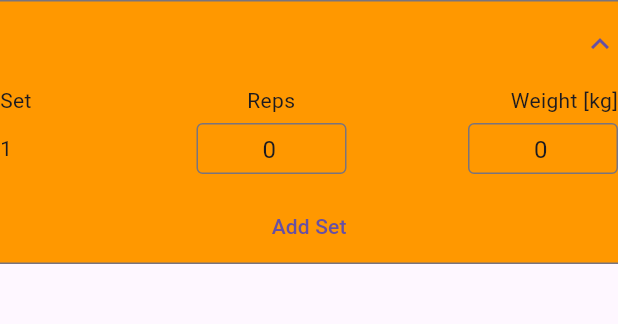
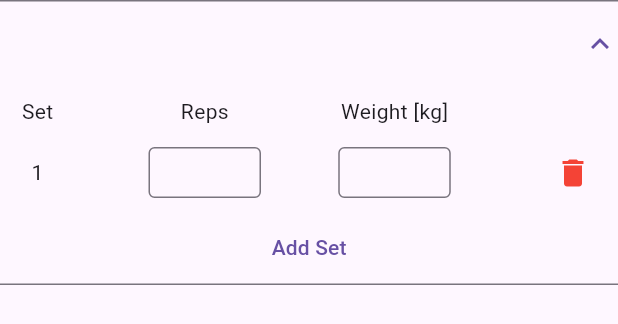
Before and after one commit to programmer2012/javelin_workout_tracker, a Flutter app: the ExerciseWidget widget shown alone on an empty page, opened directly with empty values, after a tap on the "expand more" icon, after a tap on "Add Set", on a phone screen of 412 x 824 dp. Shown: the top 324 px of the screen. Run offline on Flutter 3.47's test engine with Material 3 defaults, Android fonts, the phone set to English and light mode, and no system bars; our stand-ins replace cloud_firestore, curved_navigation_bar, firebase_auth, firebase_core, firebase_storage, fl_chart and 3 more; accounts and stored records are empty; network calls fail.

Commit message:
commit for the weekend 2

```diff
--- a/lib/components/exercise_widget.dart
+++ b/lib/components/exercise_widget.dart
@@ -3,7 +3,12 @@ import 'package:javelin_workout_tracker/components/new_set_widget.dart';
 
 class ExerciseWidget extends StatefulWidget {
   final String name;
-  const ExerciseWidget({super.key, required this.name});
+  final Function deleteExercise;
+  const ExerciseWidget({
+    super.key,
+    required this.name,
+    required this.deleteExercise,
+  });
 
   @override
   State<ExerciseWidget> createState() => _ExerciseWidgetState();
@@ -17,29 +22,74 @@ class _ExerciseWidgetState extends State<ExerciseWidget> {
   List<String> reps = [];
 
   addSet() {
-    setWidgetList.add(new NewSetWidget(
-        length: setWidgetList.length,
-        weightBevor: weight.isNotEmpty ? weight[-1] : '0',
-        repsBevor: reps.isNotEmpty ? reps[-1] : '0'));
+    getWeightAndSets();
     setState(() {});
-    getWeightAndSets();
+    setWidgetList.add(
+      NewSetWidget(
+        index: setWidgetList.length,
+        // weightBevor: weight.isNotEmpty ? weight.last : '',
+        // repsBevor: reps.isNotEmpty ? reps.last : '',
+        weight:
+            TextEditingController(text: weight.isNotEmpty ? weight.last : ''),
+        reps: TextEditingController(text: reps.isNotEmpty ? reps.last : ''),
+        onDelete: (int index) {
+          setState(() {
+            setWidgetList.removeAt(index);
+
+            // Update indexes
+            for (int i = index; i < setWidgetList.length; i++) {
+              setWidgetList[i].index = i;
+            }
+          });
+        },
+      ),
+    );
   }
 
   getWeightAndSets() {
-    setWidgetList.forEach((widget) => weight.add(widget.weight.text));
-    setWidgetList.forEach((widget) => reps.add(widget.reps.text));
+    for (var widget in setWidgetList) {
+      weight.add(widget.weight.text);
+    }
+
+    for (var widget in setWidgetList) {
+      reps.add(widget.reps.text);
+    }
   }
 
   @override
   Widget build(BuildContext context) {
-    return ExpansionTile(
-      backgroundColor: Colors.orange,
-      tilePadding: EdgeInsets.symmetric(horizontal: 0),
+    return GestureDetector(
+      onDoubleTap: () => widget.deleteExercise,
+      child: ExpansionTile(
+        tilePadding: const EdgeInsets.symmetric(horizontal: 0),
         title: Text(widget.name),
         children: [
-        Row(
+          Container(
+            padding: EdgeInsets.symmetric(vertical: 7),
+            alignment: Alignment.center,
+            child: Row(
               mainAxisAlignment: MainAxisAlignment.spaceBetween,
-          children: [Text('Set'), Text('Reps'), Text('Weight [kg]')],
+              children: [
+                Container(
+                  width: 50,
+                  alignment: Alignment.center,
+                  child: Text('Set'),
+                ),
+                Container(
+                  width: 75,
+                  alignment: Alignment.center,
+                  child: Text('Reps'),
+                ),
+                Container(
+                  width: 80,
+                  alignment: Alignment.center,
+                  child: Text('Weight [kg]'),
+                ),
+                SizedBox(
+                  width: 60,
+                )
+              ],
+            ),
           ),
           Container(
             height: setWidgetList.length <= 3
@@ -51,8 +101,9 @@ class _ExerciseWidgetState extends State<ExerciseWidget> {
               itemBuilder: (context, index) => setWidgetList[index],
             ),
           ),
-        TextButton(onPressed: addSet, child: Text('Add Set'))
+          TextButton(onPressed: addSet, child: const Text('Add Set'))
         ],
+      ),
     );
   }
 }
--- a/lib/components/new_set_widget.dart
+++ b/lib/components/new_set_widget.dart
@@ -1,28 +1,37 @@
 import 'package:flutter/material.dart';
 
+// ignore: must_be_immutable
 class NewSetWidget extends StatelessWidget {
-  final TextEditingController reps = TextEditingController();
-  final TextEditingController weight = TextEditingController();
-  final length;
-  final weightBevor;
-  final repsBevor;
-  NewSetWidget({super.key, this.length, this.weightBevor, this.repsBevor});
+  final TextEditingController reps;
+  final TextEditingController weight;
+  int index;
+  // final String weightBevor;
+  // final String repsBevor;
+  final Function onDelete;
+
+  NewSetWidget({
+    super.key,
+    required this.index,
+    // required this.weightBevor,
+    // required this.repsBevor,
+    required this.onDelete,
+    required this.reps,
+    required this.weight,
+  });
 
   @override
   Widget build(BuildContext context) {
-    reps.text = repsBevor;
-    weight.text = weightBevor;
-    return Padding(
-      padding: const EdgeInsets.symmetric(vertical: 5),
-      child: Row(
+    return Row(
       mainAxisAlignment: MainAxisAlignment.spaceBetween,
       children: <Widget>[
+        // Todo Row alignment !!!
         Container(
+          alignment: Alignment.center,
           width: 50,
-            child: Text((length + 1).toString()),
+          child: Text((index + 1).toString()),
         ),
         Container(
-            width: 100,
+          width: 75,
           child: TextFormField(
             textAlign: TextAlign.center,
             controller: reps,
@@ -34,7 +43,8 @@ class NewSetWidget extends StatelessWidget {
           ),
         ),
         Container(
-            width: 100,
+          width: 80,
+          padding: EdgeInsets.symmetric(horizontal: 2.5),
           child: TextFormField(
             textAlign: TextAlign.center,
             controller: weight,
@@ -44,9 +54,17 @@ class NewSetWidget extends StatelessWidget {
                 isDense: true),
             keyboardType: TextInputType.number,
           ),
-          )
+        ),
+        Container(
+            alignment: Alignment.center,
+            width: 60,
+            child: IconButton(
+                onPressed: () => onDelete(index),
+                icon: Icon(
+                  Icons.delete,
+                  color: Colors.red,
+                )))
       ],
-      ),
     );
   }
 }
```
Also changed, not shown: lib/pages/add_workout_page.dart (+45 -6 lines). Lines whose indentation alone changed are shown as unchanged.
